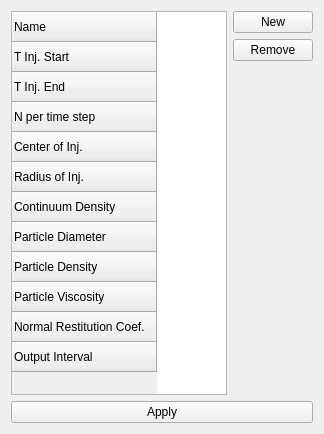
Before: the Qt Designer form petroSym/particleTracking.ui in jmarcelogimenez/petroSym, drawn with Qt 5.
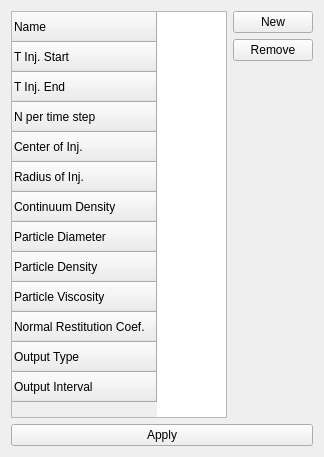
After: the same form once the commit is applied. Icons and pictures are not drawn.

Commit message: outputType in particleTracking

What changed in the file:
```diff
--- a/petroSym/particleTracking.ui
+++ b/petroSym/particleTracking.ui
@@ -7,7 +7,7 @@
     <x>0</x>
     <y>0</y>
     <width>324</width>
-    <height>434</height>
+    <height>457</height>
    </rect>
   </property>
   <property name="font">
@@ -150,6 +150,11 @@
        <string>Normal Restitution Coef.</string>
       </property>
      </row>
+     <row>
+      <property name="text">
+       <string>Output Type</string>
+      </property>
+     </row>
      <row>
       <property name="text">
        <string>Output Interval</string>
```
The commit also changes 2 other files.
